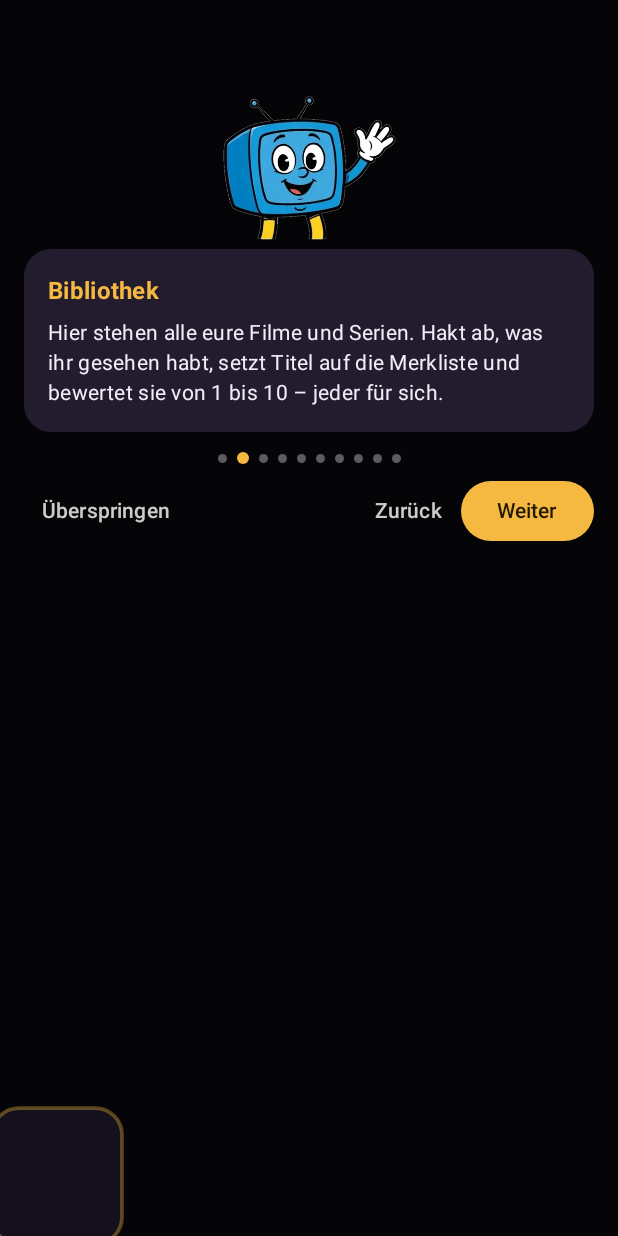
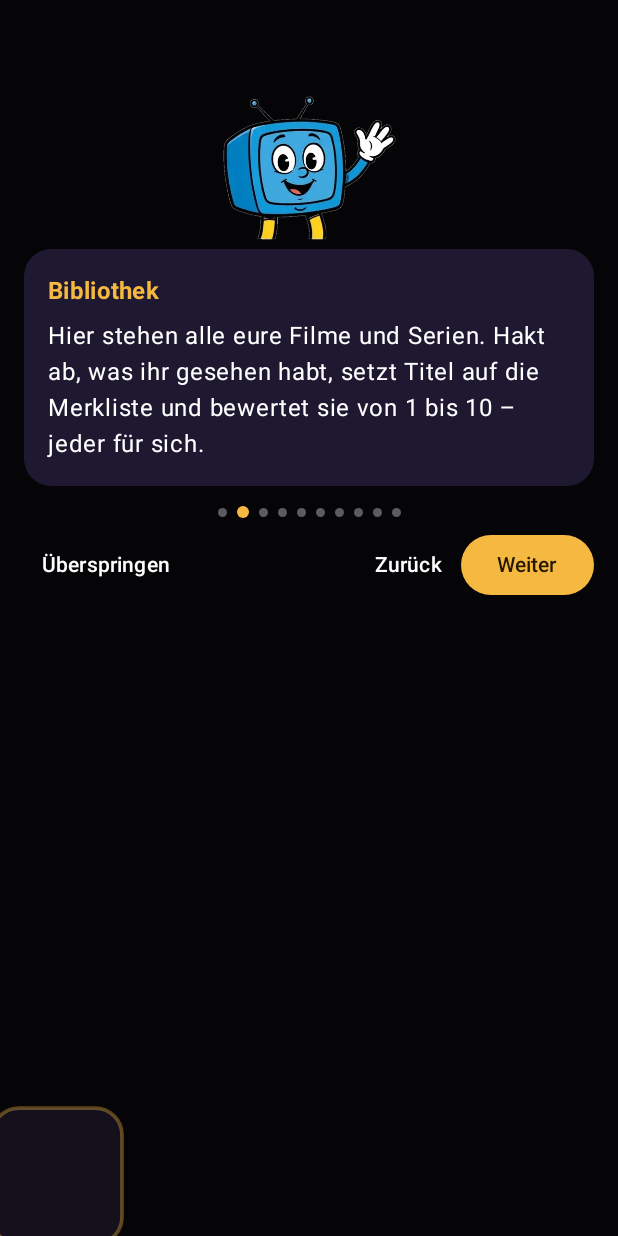
Before and after one commit to sidmarween/sidmarween-filmabend, an Android app built with Jetpack Compose: the composable TourOverlay shown on its own in the app's theme, after a tap on "Weiter", on a phone screen of 412 x 824 dp. Run offline under Robolectric (Android 15) with nearby library versions, the phone set to English and light mode, and no system bars; pictures from the network do not load; 2 statements that could not run were skipped.

Commit message:
Erklärmodus: Text weiß und besser lesbar
Co-Authored-By: Claude Opus 5.5 <noreply@anthropic.com>
Claude-Session: https://claude.ai/code/session_011bpoTj1QnatD54hs1yH7mH

```diff
--- a/app/src/main/java/de/marween/filmabend/ui/Tour.kt
+++ b/app/src/main/java/de/marween/filmabend/ui/Tour.kt
@@ -176,12 +176,12 @@ fun TourOverlay(setTab: (Int) -> Unit, onDone: () -> Unit) {
                         Modifier
                             .padding(top = 6.dp)
                             .fillMaxWidth()
-                            .background(MaterialTheme.colorScheme.surfaceVariant, RoundedCornerShape(18.dp))
+                            .background(Color(0xFF1E1830), RoundedCornerShape(18.dp))
                             .padding(16.dp),
                         verticalArrangement = Arrangement.spacedBy(6.dp)
                     ) {
                         Text(s.title, style = MaterialTheme.typography.titleMedium, fontWeight = FontWeight.Bold, color = Gold)
-                        Text(s.text, style = MaterialTheme.typography.bodyMedium)
+                        Text(s.text, style = MaterialTheme.typography.bodyLarge, color = Color.White)
                     }
                 }
             }
@@ -197,9 +197,9 @@ fun TourOverlay(setTab: (Int) -> Unit, onDone: () -> Unit) {
                 Modifier.fillMaxWidth().padding(top = 4.dp),
                 verticalAlignment = Alignment.CenterVertically
             ) {
-                if (index < steps.lastIndex) TextButton(onClick = onDone) { Text("Überspringen", color = Color.White.copy(alpha = 0.8f)) }
+                if (index < steps.lastIndex) TextButton(onClick = onDone) { Text("Überspringen", color = Color.White) }
                 androidx.compose.foundation.layout.Spacer(Modifier.weight(1f))
-                if (index > 0) TextButton(onClick = { index-- }) { Text("Zurück", color = Color.White.copy(alpha = 0.8f)) }
+                if (index > 0) TextButton(onClick = { index-- }) { Text("Zurück", color = Color.White) }
                 Button(onClick = { if (index < steps.lastIndex) index++ else onDone() }) {
                     Text(if (index < steps.lastIndex) "Weiter" else "Los geht's")
                 }
```
